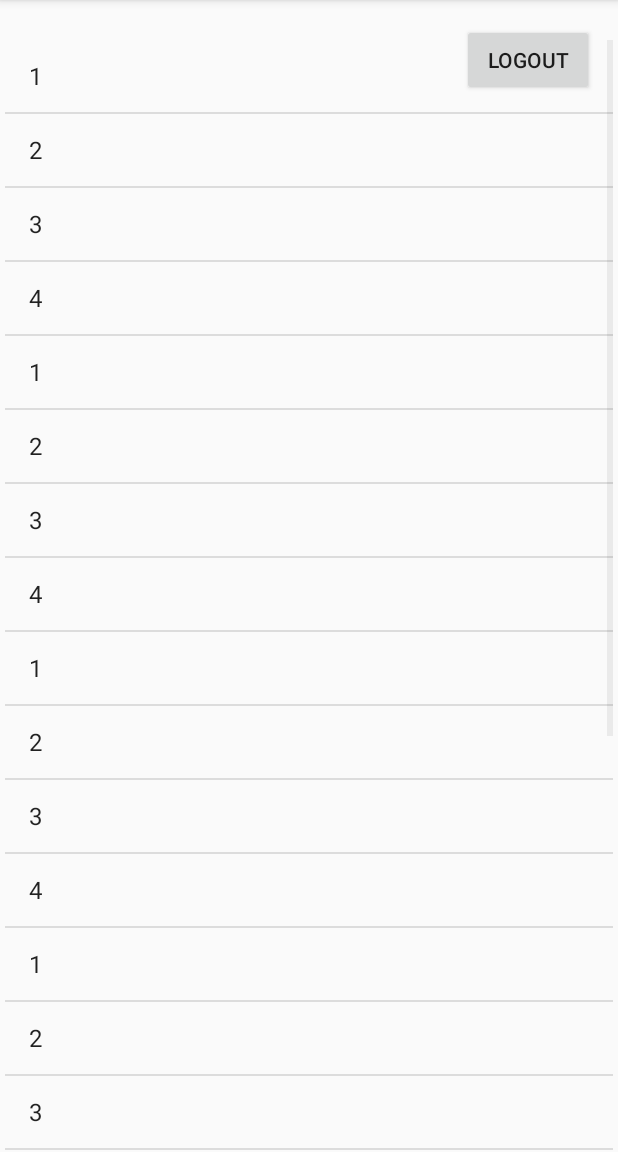
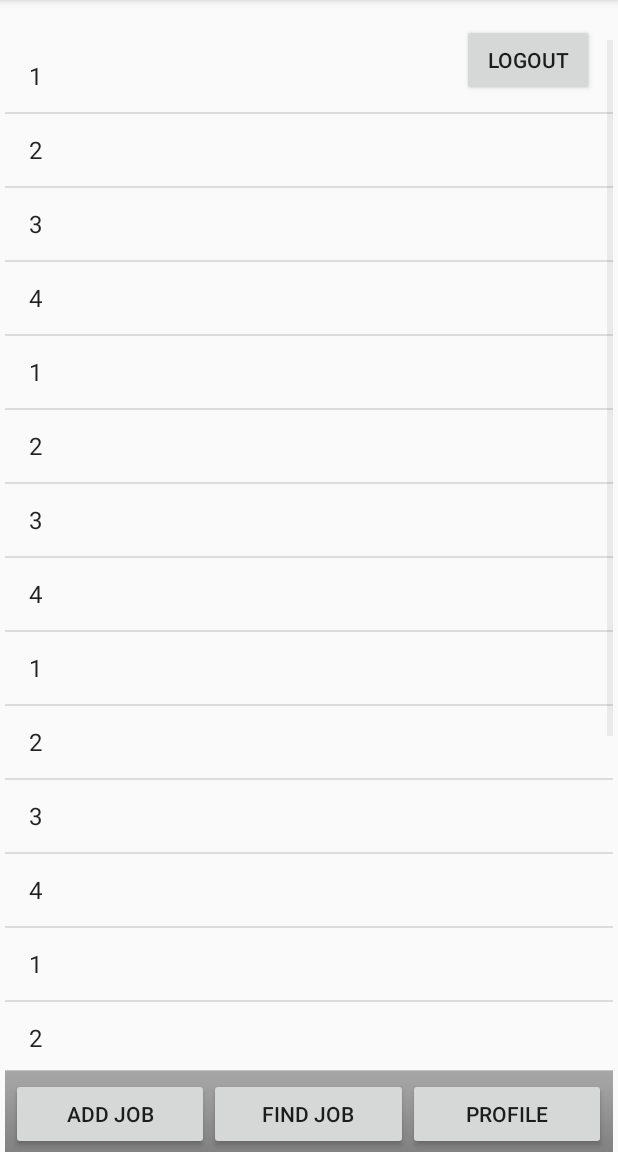
Before and after one commit to GuestG/itsdone, an Android app: the FindJobsActivity screen opened directly, with no data from a screen before it, on a phone screen of 412 x 824 dp, the part 84-1236 px from its top. Run offline under Robolectric (Android 15) with nearby library versions, the phone set to English and light mode, and no system bars.

Commit message:
add button bar, activity for adding jobs.

```diff
--- a/app/src/main/java/edu/tacoma/uw/itsdone/FindJobsActivity.java
+++ b/app/src/main/java/edu/tacoma/uw/itsdone/FindJobsActivity.java
@@ -6,9 +6,15 @@ import android.content.Intent;
 import android.content.SharedPreferences;
 import android.os.Bundle;
 import android.view.View;
+import android.widget.Button;
 import android.widget.TextView;
 //TODO all of this class tbh
 public class FindJobsActivity extends AppCompatActivity {
+    //button to addJOb Not working!!!!
+    /*
+    private Button addJobButton;
+    */
+
 
     @Override
     protected void onCreate(Bundle savedInstanceState) {
@@ -18,6 +24,16 @@ public class FindJobsActivity extends AppCompatActivity {
         getSupportActionBar().setDisplayHomeAsUpEnabled(false);
         // Get the Intent that started this activity and extract the string
         Intent intent = getIntent();
+
+        // Makes Job Button go to Add Job Activity //button to addJOb Not working!!!!
+        /*
+        addJobButton = (Button) findViewById(R.id.AddJobButton);
+        addJobButton.setOnClickListener(new View.OnClickListener() {
+            @Override
+            public void onClick(View v) {
+                GoToAddJobPage();
+            }
+        });*/
 
         // Capture the layout's TextView and set the string as its text
         //TextView textView = findViewById(R.id.textView4);
@@ -38,6 +54,13 @@ public class FindJobsActivity extends AppCompatActivity {
         finish();
     }
 
+    //button to addJOb Not working!!!!
+    /*
+    public void GoToAddJobPage() {
+        Intent intent = new Intent(this, AddJob.class);
+        startActivity(intent);
+    }*/
+
     /**makes back button do nothing */
     @Override
     public void onBackPressed(){
--- a/app/src/main/res/layout/jobs_list_frag.xml
+++ b/app/src/main/res/layout/jobs_list_frag.xml
@@ -1,16 +1,44 @@
 <?xml version="1.0" encoding="utf-8"?>
-<LinearLayout xmlns:android="http://schemas.android.com/apk/res/android"
-    xmlns:tools="http://schemas.android.com/tools"
-    android:layout_width="match_parent"
-    android:layout_height="wrap_content"
-    android:layout_marginTop="100dp"
+<RelativeLayout
+    xmlns:android="http://schemas.android.com/apk/res/android"
     android:orientation="vertical"
-    tools:context=".JobsListFrag">
+    android:layout_width="fill_parent"
+    android:layout_height="fill_parent" >
 
-    <!-- TODO: Update blank fragment layout -->
     <ListView
         android:id="@+id/idListView"
-        android:layout_width="match_parent"
-        android:layout_height="match_parent" />
+        android:layout_width="fill_parent"
+        android:layout_height="wrap_content"
+        android:layout_alignParentTop="true"
+        />
 
-</LinearLayout>
+    <LinearLayout
+        android:orientation="horizontal"
+        android:layout_width="fill_parent"
+        android:layout_height="wrap_content"
+        android:layout_alignParentBottom="true"
+        style="@android:style/ButtonBar">
+
+        <Button
+            android:id="@+id/AddJobButton"
+            android:layout_width="wrap_content"
+            android:layout_height="wrap_content"
+            android:text="Add Job"
+            android:layout_weight = "0.2" />
+
+        <Button
+            android:id="@+id/FindJobButton"
+            android:layout_width="wrap_content"
+            android:layout_height="wrap_content"
+            android:text="Find Job"
+            android:layout_weight = "0.2" />
+
+        <Button
+            android:id="@+id/ProfileButton"
+            android:layout_width="wrap_content"
+            android:layout_height="wrap_content"
+            android:text="Profile"
+            android:layout_weight = "0.2" />
+    </LinearLayout>
+
+</RelativeLayout>
```
Also changed, not shown: app/src/main/java/edu/tacoma/uw/itsdone/AddJob.java (added, +14 -0 lines), app/src/main/java/edu/tacoma/uw/itsdone/JobsListFrag.java (+7 -0 lines), app/src/main/res/layout/activity_add_job.xml (added, +25 -0 lines).
